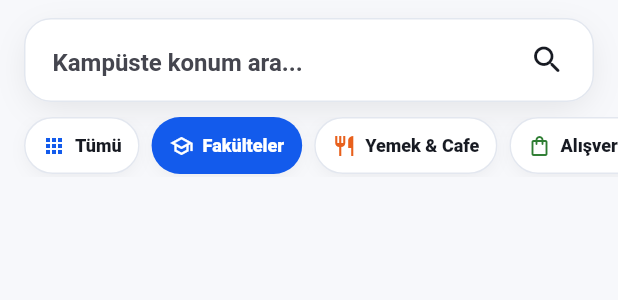
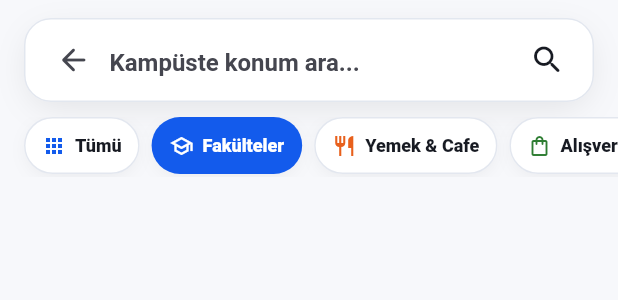
Before and after one commit to AkdenizCep/akdenizcep-flutter, a Flutter app: the MapSearchPanel widget shown alone on an empty page, opened directly with empty values, on a phone screen of 412 x 824 dp. Shown: the top 300 px of the screen. Run offline on Flutter 3.47's test engine with Material 3 defaults, Android fonts, the phone set to English and light mode, and no system bars; our stand-ins replace cached_network_image, cloud_firestore, firebase_auth, firebase_core, firebase_database, flutter_riverpod and 6 more; missing offline and left inert: cloudinary_flutter, mobile_scanner, pointer_interceptor; accounts and stored records are empty.

Commit message:
feat(map): add a back button to the map search panel
The map covers the screen and the floating nav bar is hidden there, so there
was no way back other than the system gesture.

Co-Authored-By: Claude Opus 5 <noreply@anthropic.com>

```diff
--- a/lib/features/map/pages/components/map_search_panel.dart
+++ b/lib/features/map/pages/components/map_search_panel.dart
@@ -10,6 +10,7 @@ class MapSearchPanel extends StatelessWidget {
   final ValueChanged<String> onQueryChanged;
   final ValueChanged<LocationCategory?> onCategoryChanged;
   final VoidCallback onClearQuery;
+  final VoidCallback onBack;
 
   const MapSearchPanel({
     super.key,
@@ -19,6 +20,7 @@ class MapSearchPanel extends StatelessWidget {
     required this.onQueryChanged,
     required this.onCategoryChanged,
     required this.onClearQuery,
+    required this.onBack,
   });
 
   @override
@@ -30,6 +32,7 @@ class MapSearchPanel extends StatelessWidget {
       onQueryChanged: onQueryChanged,
       onCategoryChanged: onCategoryChanged,
       onClearQuery: onClearQuery,
+      onBack: onBack,
     );
   }
 }
@@ -41,6 +44,7 @@ class _PanelContent extends StatelessWidget {
   final ValueChanged<String> onQueryChanged;
   final ValueChanged<LocationCategory?> onCategoryChanged;
   final VoidCallback onClearQuery;
+  final VoidCallback onBack;
 
   const _PanelContent({
     required this.controller,
@@ -49,6 +53,7 @@ class _PanelContent extends StatelessWidget {
     required this.onQueryChanged,
     required this.onCategoryChanged,
     required this.onClearQuery,
+    required this.onBack,
   });
 
   @override
@@ -83,9 +88,14 @@ class _PanelContent extends StatelessWidget {
             borderRadius: BorderRadius.circular(18),
             clipBehavior: Clip.antiAlias,
             child: Padding(
-              padding: const EdgeInsets.fromLTRB(18, 4, 8, 4),
+              padding: const EdgeInsets.fromLTRB(8, 4, 8, 4),
               child: Row(
                 children: [
+                  IconButton(
+                    tooltip: 'Geri',
+                    onPressed: onBack,
+                    icon: const Icon(Icons.arrow_back_rounded),
+                  ),
                   Expanded(
                     child: TextField(
                       controller: controller,
--- a/lib/features/map/pages/map_page.dart
+++ b/lib/features/map/pages/map_page.dart
@@ -3,6 +3,7 @@ import 'dart:ui' as ui;
 import 'package:flutter/material.dart';
 import 'package:flutter_riverpod/flutter_riverpod.dart';
 import 'package:geolocator/geolocator.dart';
+import 'package:go_router/go_router.dart';
 import 'package:google_maps_flutter/google_maps_flutter.dart';
 import 'package:pointer_interceptor/pointer_interceptor.dart';
 import 'package:url_launcher/url_launcher.dart';
@@ -117,6 +118,7 @@ class _MapPageState extends ConsumerState<MapPage> {
                           _searchController.clear();
                           ref.read(mapSearchQueryProvider.notifier).state = '';
                         },
+                        onBack: () => context.pop(),
                       ),
                     ),
                   ),
```
